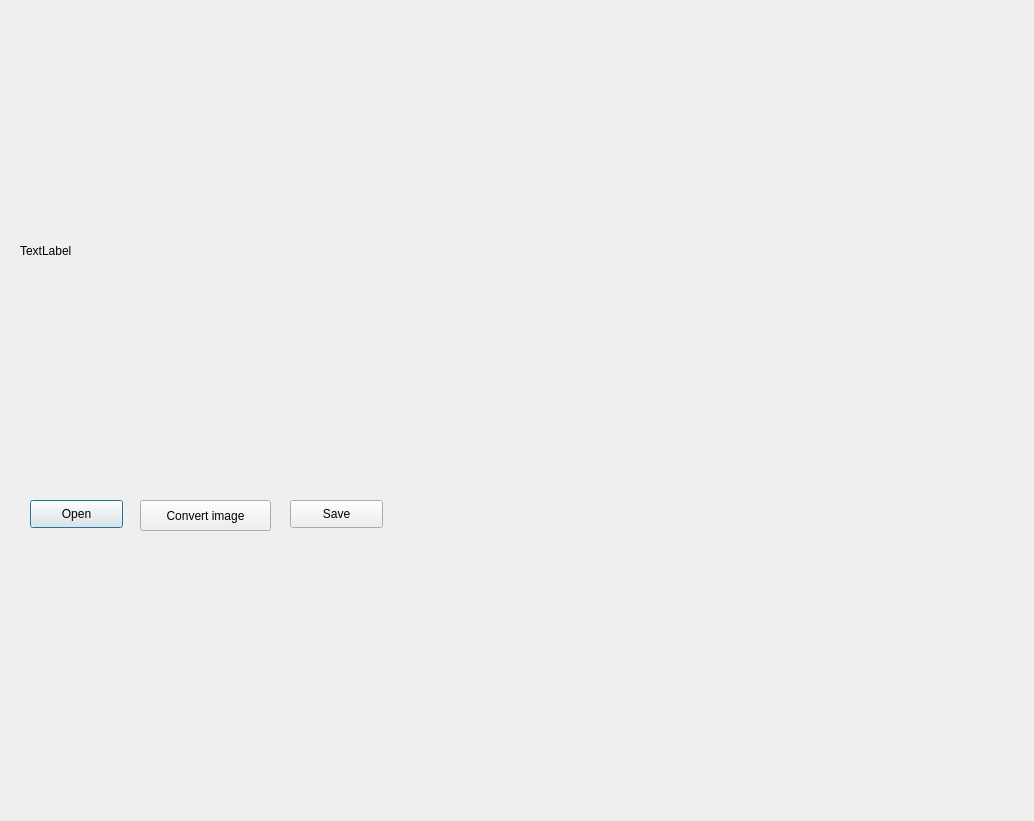
Qt form interface.ui (Olzumzum/SKZ-lab3) before a commit.
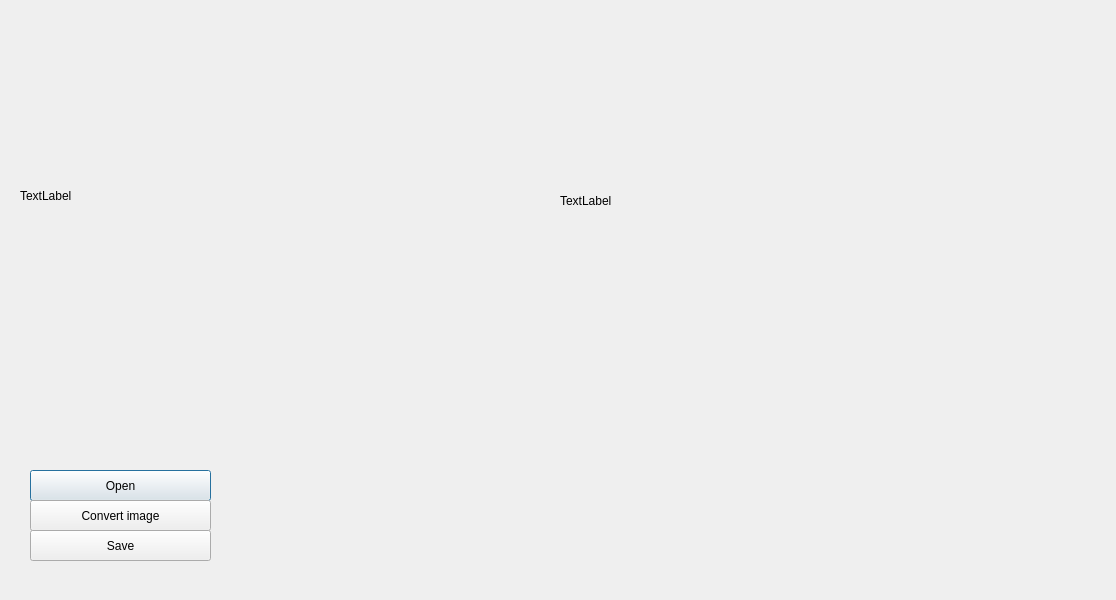
The same form after that commit.

Patch:
```diff
--- a/interface.ui
+++ b/interface.ui
@@ -6,8 +6,8 @@
    <rect>
     <x>0</x>
     <y>0</y>
-    <width>1034</width>
-    <height>821</height>
+    <width>1116</width>
+    <height>600</height>
    </rect>
   </property>
   <property name="windowTitle">
@@ -17,9 +17,9 @@
    <property name="geometry">
     <rect>
      <x>20</x>
-     <y>20</y>
-     <width>531</width>
-     <height>461</height>
+     <y>0</y>
+     <width>411</width>
+     <height>391</height>
     </rect>
    </property>
    <property name="text">
@@ -30,9 +30,9 @@
    <property name="geometry">
     <rect>
      <x>30</x>
-     <y>500</y>
-     <width>93</width>
-     <height>28</height>
+     <y>470</y>
+     <width>181</width>
+     <height>31</height>
     </rect>
    </property>
    <property name="text">
@@ -42,9 +42,9 @@
   <widget class="QPushButton" name="btnConvert">
    <property name="geometry">
     <rect>
-     <x>140</x>
+     <x>30</x>
      <y>500</y>
-     <width>131</width>
+     <width>181</width>
      <height>31</height>
     </rect>
    </property>
@@ -55,16 +55,29 @@
   <widget class="QPushButton" name="btnSave">
    <property name="geometry">
     <rect>
-     <x>290</x>
-     <y>500</y>
-     <width>93</width>
-     <height>28</height>
+     <x>30</x>
+     <y>530</y>
+     <width>181</width>
+     <height>31</height>
     </rect>
    </property>
    <property name="text">
     <string>Save</string>
    </property>
   </widget>
+  <widget class="QLabel" name="convmage">
+   <property name="geometry">
+    <rect>
+     <x>560</x>
+     <y>10</y>
+     <width>421</width>
+     <height>381</height>
+    </rect>
+   </property>
+   <property name="text">
+    <string>TextLabel</string>
+   </property>
+  </widget>
  </widget>
  <resources/>
  <connections/>
```
